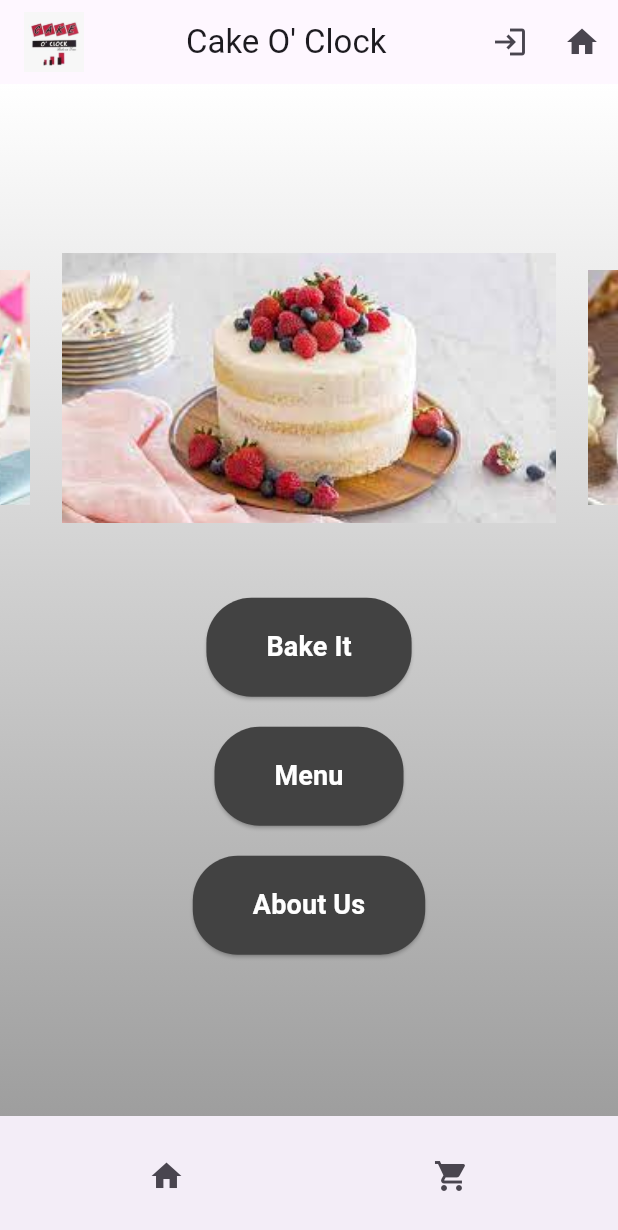
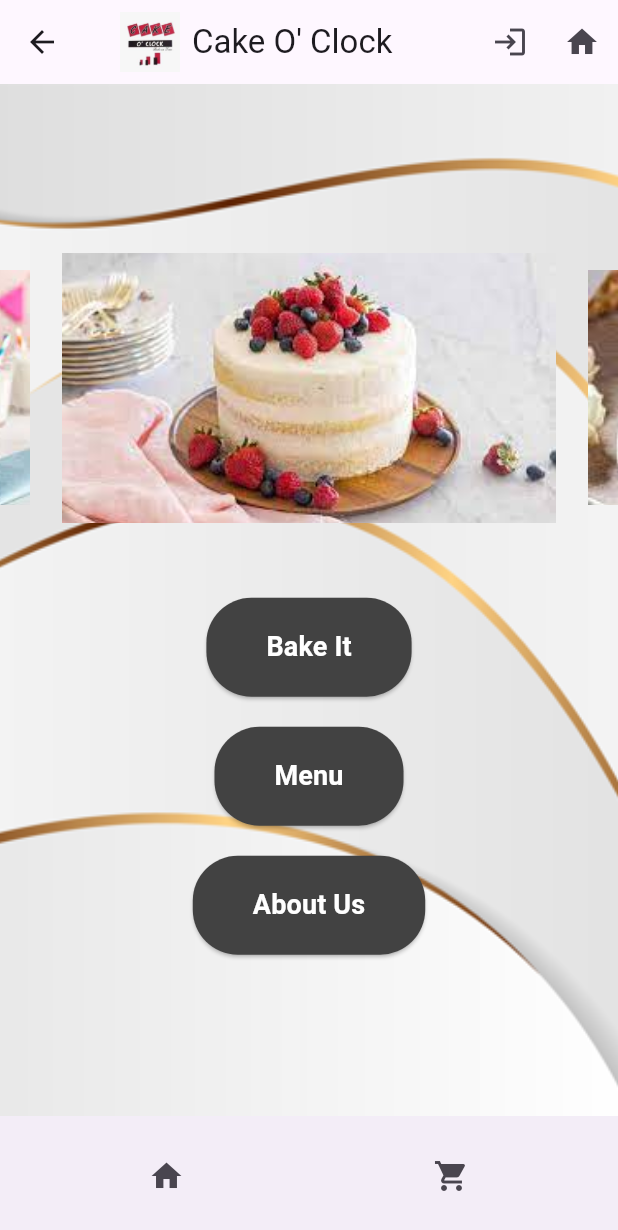
Before and after one commit to visaladi/CakeOClockMobile, a Flutter app: the HomePage screen opened directly, on a phone screen of 412 x 824 dp. Shown: the top 1230 px of the screen. Run offline on Flutter 3.47's test engine with Material 3 defaults, Android fonts, the light colour scheme and no system bars; drawn by our look-alikes of carousel_slider; our stand-ins replace webview_flutter.

Commit message:
modified Ui

```diff
--- a/lib/Home.dart
+++ b/lib/Home.dart
@@ -16,13 +16,16 @@ class HomePage extends StatelessWidget {
         title: Row(
           mainAxisAlignment: MainAxisAlignment.start,
           children: <Widget>[
-            Image.asset(
-              'lib/images/logo.png', // Adjust the path according to your image location
+            Padding(
+              padding: const EdgeInsets.only(left: 8.0),
+              child: Image.asset(
+                'lib/images/logo.png',
                 fit: BoxFit.contain,
                 height: 40,
-              width: 40, // Adjust the height as needed
+                width: 40,
               ),
-            SizedBox(width: 68), // Add some space between logo and text
+            ),
+            SizedBox(width: 8),
             Text("Cake O' Clock"),
           ],
         ),
@@ -30,7 +33,6 @@ class HomePage extends StatelessWidget {
           IconButton(
             icon: Icon(Icons.login),
             onPressed: () {
-              // Implement login action
               Navigator.push(
                 context,
                 MaterialPageRoute(
@@ -45,7 +47,6 @@ class HomePage extends StatelessWidget {
             icon: Icon(Icons.home),
             onPressed: () {
               Navigator.pop(context);
-              // Implement home button action
             },
           ),
         ],
@@ -65,7 +66,6 @@ class HomePage extends StatelessWidget {
                     ),
                   ),
                 );
-                // Implement home action
               },
             ),
             IconButton(
@@ -79,7 +79,6 @@ class HomePage extends StatelessWidget {
                     ),
                   ),
                 );
-                // Implement orders action
               },
             ),
           ],
@@ -89,18 +88,18 @@ class HomePage extends StatelessWidget {
         children: [
           Container(
             decoration: BoxDecoration(
-              gradient: LinearGradient(
-                begin: Alignment.topCenter,
-                end: Alignment.bottomCenter,
-                colors: [Colors.white, Colors.grey],
+              image: DecorationImage(
+                image: AssetImage("lib/images/home.png"),
+                fit: BoxFit.cover,
+                alignment: Alignment.center,
               ),
             ),
+            child: Center(
               child: Column(
                 mainAxisAlignment: MainAxisAlignment.center,
                 crossAxisAlignment: CrossAxisAlignment.center,
                 children: [
-                SizedBox(height: 5), // Add space for logo and text
-                // Add Carousel Slider
+                  SizedBox(height: 5),
                   CarouselSlider(
                     options: CarouselOptions(
                       height: 180.0,
@@ -119,8 +118,7 @@ class HomePage extends StatelessWidget {
                       _buildCarouselItem('lib/images/cake4.png'),
                     ],
                   ),
-                SizedBox(height: 50), // Add space between carousel and buttons
-                // Buttons
+                  SizedBox(height: 50),
                   RoundedButton(
                     text: 'Bake It',
                     onPressed: () {
@@ -134,7 +132,7 @@ class HomePage extends StatelessWidget {
                       );
                     },
                   ),
-                SizedBox(height: 20), // Add space between buttons
+                  SizedBox(height: 20),
                   RoundedButton(
                     text: 'Menu',
                     onPressed: () {
@@ -146,20 +144,20 @@ class HomePage extends StatelessWidget {
                           ),
                         ),
                       );
-                    // Implement Another One action
                     },
                   ),
-                SizedBox(height: 20), // Add space between buttons
+                  SizedBox(height: 20),
                   RoundedButton(
                     text: 'About Us',
                     onPressed: () {
                       Navigator.push(
                         context,
                         MaterialPageRoute(builder: (context) => AboutUsPage()),
-                    ); // Implement About Us action
+                      );
                     },
                   ),
                 ],
+              ),
             ),
           ),
         ],
@@ -170,7 +168,7 @@ class HomePage extends StatelessWidget {
   Widget _buildCarouselItem(String imagePath) {
     return Container(
       width: double.infinity,
-      height: 150.0, // Adjust the height as needed
+      height: 150.0,
       child: Image.asset(
         imagePath,
         fit: BoxFit.cover,
@@ -193,10 +191,10 @@ class RoundedButton extends StatelessWidget {
     return ElevatedButton(
       onPressed: onPressed,
       style: ElevatedButton.styleFrom(
-        backgroundColor: Colors.grey[800], // Button color
+        backgroundColor: Colors.grey[800],
         padding: EdgeInsets.symmetric(horizontal: 40, vertical: 20),
         shape: RoundedRectangleBorder(
-          borderRadius: BorderRadius.circular(30), // Rounded edges
+          borderRadius: BorderRadius.circular(30),
         ),
       ),
       child: Text(
--- a/pubspec.yaml
+++ b/pubspec.yaml
@@ -66,6 +66,8 @@ flutter:
     - lib/images/cake2.png
     - lib/images/cake3.png
     - lib/images/cake4.png
+    - lib/images/background.png
+    - lib/images/home.png
 
   # To add assets to your application, add an assets section, like this:
   # assets:
```
Also changed, not shown: lib/main.dart (+62 -1 lines), lib/images/background.png (added), lib/images/home.png (added). Lines whose indentation alone changed are shown as unchanged.
